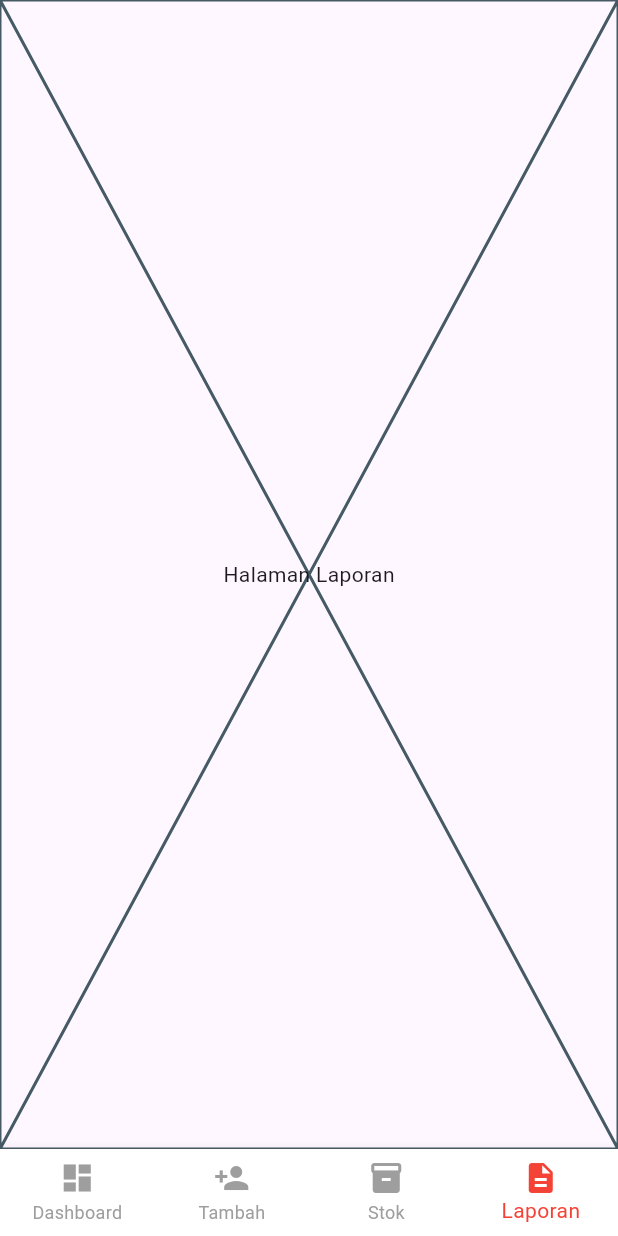
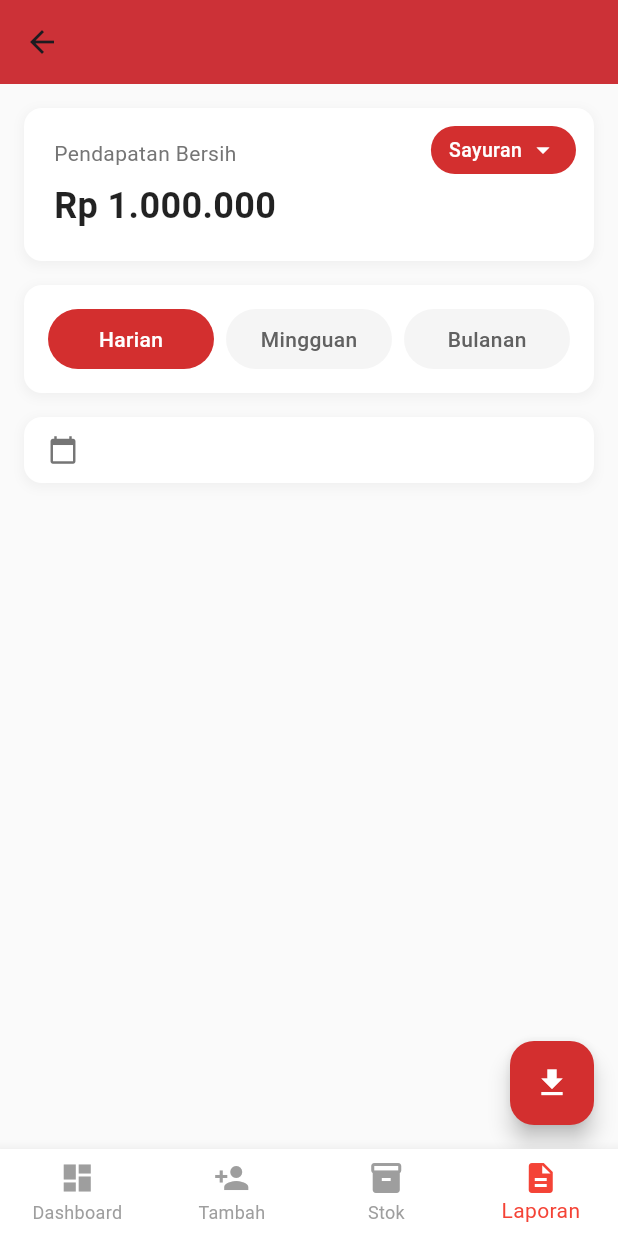
Before and after one commit to galih162/aplikasi-kasir-gsmart, a Flutter app: the MainScreen screen opened by its route, item 4 of the bottom bar chosen, on a phone screen of 412 x 824 dp. Run offline on Flutter 3.47's test engine with Material 3 defaults, Android fonts, the phone set to English and light mode, and no system bars; our stand-ins replace cached_network_image, image_picker, open_file, shared_preferences, supabase_flutter; accounts and stored records are empty.

Commit message:
membuat tampilan laporan

```diff
--- a/lib/App/Admin/Navigator.dart
+++ b/lib/App/Admin/Navigator.dart
@@ -2,6 +2,7 @@ import 'package:flutter/material.dart';
 import 'stok.dart';
 import 'pengguna.dart';
 import 'Dasboard.dart';
+import 'laporan.dart';
 
 class AppBottomNavigator extends StatelessWidget {
   final int currentIndex;
@@ -50,7 +51,7 @@ class _MainScreenState extends State<MainScreen> {
       DashboardPage(user: widget.user),    // Index 0
       const PenggunaPage(),                // Index 1
       const StokPage(),                    // Index 2
-      const Placeholder(child: Center(child: Text('Halaman Laporan'))), // Index 3
+      const LaporanPage(),                 // Index 3
     ];
 
     return Scaffold(
--- /dev/null
+++ b/lib/App/Admin/laporan.dart
@@ -0,0 +1,362 @@
+import 'package:flutter/material.dart';
+
+class LaporanPage extends StatefulWidget {
+  const LaporanPage({super.key});
+
+  @override
+  State<LaporanPage> createState() => _LaporanPageState();
+}
+
+class _LaporanPageState extends State<LaporanPage> {
+  String filterType = 'harian';
+  String selectedKategori = 'Sayuran';
+  DateTime selectedDate = DateTime.now();
+
+  final List<String> kategoriList = [
+    'Sayuran',
+    'Buah',
+    'Daging',
+  ];
+
+  Future<void> _selectDate(BuildContext context) async {
+    final DateTime? picked = await showDatePicker(
+      context: context,
+      initialDate: selectedDate,
+      firstDate: DateTime(2020),
+      lastDate: DateTime(2030),
+      builder: (context, child) {
+        return Theme(
+          data: Theme.of(context).copyWith(
+            colorScheme: const ColorScheme.light(
+              primary: Colors.red,
+            ),
+          ),
+          child: child!,
+        );
+      },
+    );
+    if (picked != null && picked != selectedDate) {
+      setState(() {
+        selectedDate = picked;
+      });
+    }
+  }
+
+  void _showKategoriBottomSheet() {
+    showModalBottomSheet(
+      context: context,
+      shape: const RoundedRectangleBorder(
+        borderRadius: BorderRadius.vertical(top: Radius.circular(20)),
+      ),
+      builder: (context) {
+        return Container(
+          padding: const EdgeInsets.symmetric(vertical: 20),
+          child: Column(
+            mainAxisSize: MainAxisSize.min,
+            children: [
+              Container(
+                width: 40,
+                height: 4,
+                decoration: BoxDecoration(
+                  color: Colors.grey[300],
+                  borderRadius: BorderRadius.circular(2),
+                ),
+              ),
+              const SizedBox(height: 20),
+              const Text(
+                'Pilih Kategori',
+                style: TextStyle(
+                  fontSize: 18,
+                  fontWeight: FontWeight.bold,
+                ),
+              ),
+              const SizedBox(height: 20),
+              ListView.builder(
+                shrinkWrap: true,
+                itemCount: kategoriList.length,
+                itemBuilder: (context, index) {
+                  final kategori = kategoriList[index];
+                  return ListTile(
+                    title: Text(
+                      kategori,
+                      style: TextStyle(
+                        fontSize: 16,
+                        color: selectedKategori == kategori
+                            ? Colors.red[700]
+                            : Colors.black87,
+                        fontWeight: selectedKategori == kategori
+                            ? FontWeight.bold
+                            : FontWeight.normal,
+                      ),
+                    ),
+                    trailing: selectedKategori == kategori
+                        ? Icon(Icons.check, color: Colors.red[700])
+                        : null,
+                    onTap: () {
+                      setState(() {
+                        selectedKategori = kategori;
+                      });
+                      Navigator.pop(context);
+                    },
+                  );
+                },
+              ),
+            ],
+          ),
+        );
+      },
+    );
+  }
+
+  @override
+  Widget build(BuildContext context) {
+    return Scaffold(
+      backgroundColor: Colors.grey[50],
+      appBar: AppBar(
+        backgroundColor: Colors.red[700],
+        elevation: 2,
+      ),
+      body: SingleChildScrollView(
+        child: Padding(
+          padding: const EdgeInsets.all(16.0),
+          child: Column(
+            crossAxisAlignment: CrossAxisAlignment.start,
+            children: [
+              Stack(
+                children: [
+                  Container(
+                    width: double.infinity,
+                    padding: const EdgeInsets.all(20),
+                    decoration: BoxDecoration(
+                      color: Colors.white,
+                      borderRadius: BorderRadius.circular(12),
+                      boxShadow: [
+                        BoxShadow(
+                          color: Colors.grey.withOpacity(0.1),
+                          spreadRadius: 1,
+                          blurRadius: 5,
+                          offset: const Offset(0, 2),
+                        ),
+                      ],
+                    ),
+                    child: Column(
+                      crossAxisAlignment: CrossAxisAlignment.start,
+                      children: [
+                        Text(
+                          'Pendapatan Bersih',
+                          style: TextStyle(
+                            fontSize: 14,
+                            color: Colors.grey[600],
+                          ),
+                        ),
+                        const SizedBox(height: 8),
+                        const Text(
+                          'Rp 1.000.000',
+                          style: TextStyle(
+                            fontSize: 24,
+                            fontWeight: FontWeight.bold,
+                            color: Colors.black87,
+                          ),
+                        ),
+                      ],
+                    ),
+                  ),
+                  Positioned(
+                    top: 12,
+                    right: 12,
+                    child: InkWell(
+                      onTap: _showKategoriBottomSheet,
+                      child: Container(
+                        padding: const EdgeInsets.symmetric(
+                          horizontal: 12,
+                          vertical: 6,
+                        ),
+                        decoration: BoxDecoration(
+                          color: Colors.red[700],
+                          borderRadius: BorderRadius.circular(20),
+                        ),
+                        child: Row(
+                          mainAxisSize: MainAxisSize.min,
+                          children: [
+                            Text(
+                              selectedKategori,
+                              style: const TextStyle(
+                                color: Colors.white,
+                                fontSize: 13,
+                                fontWeight: FontWeight.w500,
+                              ),
+                            ),
+                            const SizedBox(width: 4),
+                            const Icon(
+                              Icons.arrow_drop_down,
+                              color: Colors.white,
+                              size: 20,
+                            ),
+                          ],
+                        ),
+                      ),
+                    ),
+                  ),
+                ],
+              ),
+              const SizedBox(height: 16),
+              Container(
+                padding: const EdgeInsets.all(16),
+                decoration: BoxDecoration(
+                  color: Colors.white,
+                  borderRadius: BorderRadius.circular(12),
+                  boxShadow: [
+                    BoxShadow(
+                      color: Colors.grey.withOpacity(0.1),
+                      spreadRadius: 1,
+                      blurRadius: 5,
+                      offset: const Offset(0, 2),
+                    ),
+                  ],
+                ),
+                child: Row(
+                  children: [
+                    Expanded(
+                      child: _buildFilterButton('harian', 'Harian'),
+                    ),
+                    const SizedBox(width: 8),
+                    Expanded(
+                      child: _buildFilterButton('mingguan', 'Mingguan'),
+                    ),
+                    const SizedBox(width: 8),
+                    Expanded(
+                      child: _buildFilterButton('bulanan', 'Bulanan'),
+                    ),
+                  ],
+                ),
+              ),
+              const SizedBox(height: 16),
+              Container(
+                padding: const EdgeInsets.symmetric(horizontal: 16, vertical: 12),
+                decoration: BoxDecoration(
+                  color: Colors.white,
+                  borderRadius: BorderRadius.circular(12),
+                  boxShadow: [
+                    BoxShadow(
+                      color: Colors.grey.withOpacity(0.1),
+                      spreadRadius: 1,
+                      blurRadius: 5,
+                      offset: const Offset(0, 2),
+                    ),
+                  ],
+                ),
+                child: InkWell(
+                  onTap: () => _selectDate(context),
+                  child: Row(
+                    children: [
+                      Icon(Icons.calendar_today, color: Colors.grey[600], size: 20),
+                      const SizedBox(width: 12),
+                    ],
+                  ),
+                ),
+              ),
+            ],
+          ),
+        ),
+      ),
+      floatingActionButton: FloatingActionButton(
+        onPressed: () {},
+        backgroundColor: Colors.red[700],
+        child: const Icon(Icons.file_download, color: Colors.white),
+      ),
+    );
+  }
+
+  Widget _buildFilterButton(String value, String label) {
+    final isSelected = filterType == value;
+    return InkWell(
+      onTap: () {
+        setState(() {
+          filterType = value;
+        });
+      },
+      child: Container(
+        padding: const EdgeInsets.symmetric(vertical: 10),
+        decoration: BoxDecoration(
+          color: isSelected ? Colors.red[700] : Colors.grey[100],
+          borderRadius: BorderRadius.circular(25),
+        ),
+        child: Center(
+          child: Text(
+            label,
+            style: TextStyle(
+              fontSize: 14,
+              fontWeight: FontWeight.w500,
+              color: isSelected ? Colors.white : Colors.grey[700],
+            ),
+          ),
+        ),
+      ),
+    );
+  }
+
+  Widget _buildTransactionItem(String biaya, String total) {
+    return Container(
+      padding: const EdgeInsets.all(16),
+      decoration: BoxDecoration(
+        color: Colors.white,
+        borderRadius: BorderRadius.circular(12),
+        boxShadow: [
+          BoxShadow(
+            color: Colors.grey.withOpacity(0.1),
+            spreadRadius: 1,
+            blurRadius: 5,
+            offset: const Offset(0, 2),
+          ),
+        ],
+      ),
+      child: Row(
+        mainAxisAlignment: MainAxisAlignment.spaceBetween,
+        children: [
+          Column(
+            crossAxisAlignment: CrossAxisAlignment.start,
+            children: [
+              Text(
+                'Biaya:',
+                style: TextStyle(
+                  fontSize: 12,
+                  color: Colors.grey[600],
+                ),
+              ),
+              const SizedBox(height: 4),
+              Text(
+                biaya,
+                style: const TextStyle(
+                  fontSize: 16,
+                  fontWeight: FontWeight.w500,
+                  color: Colors.black87,
+                ),
+              ),
+            ],
+          ),
+          Column(
+            crossAxisAlignment: CrossAxisAlignment.end,
+            children: [
+              Text(
+                'Rp',
+                style: TextStyle(
+                  fontSize: 12,
+                  color: Colors.grey[600],
+                ),
+              ),
+              const SizedBox(height: 4),
+              Text(
+                total.replaceAll('Rp ', ''),
+                style: const TextStyle(
+                  fontSize: 16,
+                  fontWeight: FontWeight.bold,
+                  color: Colors.black87,
+                ),
+              ),
+            ],
+          ),
+        ],
+      ),
+    );
+  }
+}
--- a/lib/App/Admin/stok.dart
+++ b/lib/App/Admin/stok.dart
@@ -124,10 +124,6 @@ class _StokPageState extends State<StokPage> {
       appBar: AppBar(
         backgroundColor: const Color.fromARGB(255, 247, 5, 1),
         leading: Container(),
-        title: const Text(
-          'Stok Barang',
-          style: TextStyle(color: Colors.white, fontWeight: FontWeight.bold),
-        ),
         elevation: 0,
       ),
       body: _isLoading
--- a/lib/main.dart
+++ b/lib/main.dart
@@ -1,6 +1,7 @@
 import 'package:flutter/material.dart';
 import 'package:provider/provider.dart';
 import 'package:gs_mart_aplikasi/database/service.dart';
+import 'package:intl/date_symbol_data_local.dart';
 import 'package:gs_mart_aplikasi/screens/loading_screen.dart';
 import 'package:gs_mart_aplikasi/screens/login_screen.dart';
 import 'package:gs_mart_aplikasi/screens/home.dart';
@@ -9,6 +10,7 @@ import 'package:gs_mart_aplikasi/App/Admin/navigator.dart';
 void main() async {
   WidgetsFlutterBinding.ensureInitialized();
   await SupabaseConfig.initialize();
+  await initializeDateFormatting('id_ID', null);
   runApp(
     ChangeNotifierProvider(
       create: (_) => AuthProvider()..checkSession(),
--- a/pubspec.yaml
+++ b/pubspec.yaml
@@ -18,6 +18,7 @@ dependencies:
   shared_preferences: ^2.2.2
   image_picker: ^1.2.1
   path: ^1.9.1
+  intl: ^0.18.1
   cached_network_image: ^3.4.1
 
 dev_dependencies:
```
Also changed, not shown: lib/App/Admin/Dasboard.dart (+0 -8 lines), lib/App/Admin/pengguna.dart (+82 -31 lines), pubspec.lock.
